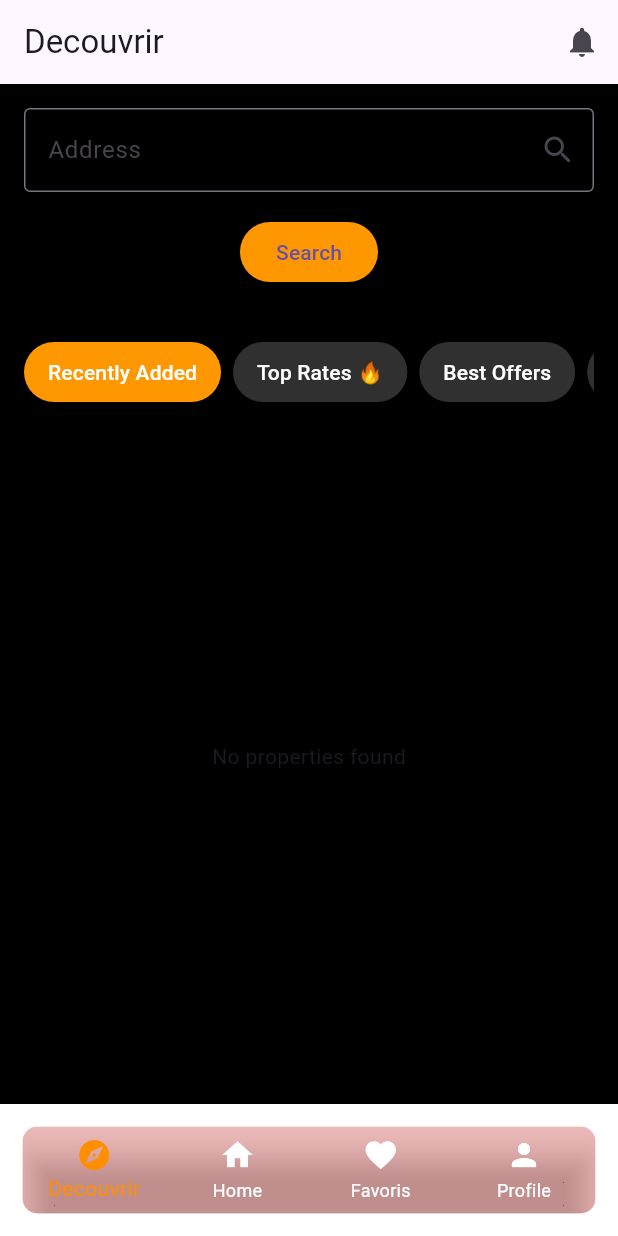
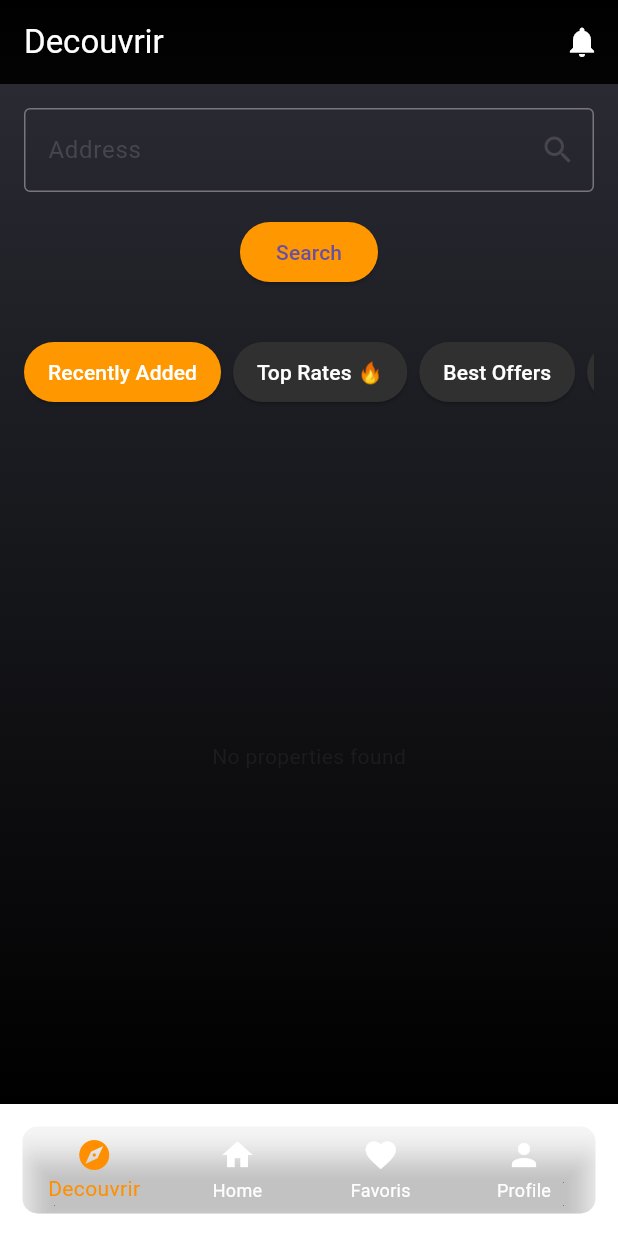
Before and after one commit to Dukent29/bookmi, a Flutter app: the UserLandingView screen opened directly, on a phone screen of 412 x 824 dp. Run offline on Flutter 3.47's test engine with Material 3 defaults, Android fonts, the phone set to English and light mode, and no system bars; our stand-ins replace image_picker, table_calendar; missing offline and left inert: universal_html; network calls fail.

```diff
--- a/lib/main.dart
+++ b/lib/main.dart
@@ -24,7 +24,7 @@ class MyApp extends StatelessWidget {
             title: 'Bookmi',
             theme: ThemeData(
               primarySwatch: Colors.blue,
-              scaffoldBackgroundColor:Color(0xEFEFEF), // Make scaffold background transparent
+              scaffoldBackgroundColor:Color(0xFF000000), // Make scaffold background transparent
             ),
             home: Stack(
               children: [
--- a/lib/views/decouvrir_page.dart
+++ b/lib/views/decouvrir_page.dart
@@ -53,19 +53,32 @@ class _DecouvrirPageState extends State<DecouvrirPage> {
   @override
   Widget build(BuildContext context) {
     return Scaffold(
-      backgroundColor: Colors.black,
+      backgroundColor: Colors.transparent,
       appBar: AppBar(
-        title: Text('Decouvrir'),
+        title: Text(
+          'Decouvrir',
+          style: TextStyle(color: Colors.white), // Set title color to white
+        ),
+        backgroundColor: Colors.transparent, // Make AppBar transparent
+        elevation: 0, // Remove shadow under AppBar
         actions: [
           IconButton(
-            icon: Icon(Icons.notifications),
+            icon: Icon(Icons.notifications, color: Colors.white), // Set icon color to white
             onPressed: () {
               // Handle notification icon tap
             },
           ),
         ],
       ),
-      body: Padding(
+      body: Container(
+        decoration: BoxDecoration(
+          gradient: LinearGradient(
+            colors: [Color(0xFF292A32), Color(0xFF000000)],
+            begin: Alignment.topCenter,
+            end: Alignment.bottomCenter,
+          ),
+        ),
+        child: Padding(
           padding: EdgeInsets.all(16.0),
           child: Column(
             crossAxisAlignment: CrossAxisAlignment.start,
@@ -156,7 +169,9 @@ class _DecouvrirPageState extends State<DecouvrirPage> {
             ],
           ),
         ),
+      ),
     );
+
   }
 }
 
@@ -168,7 +183,7 @@ class PropertyCard extends StatelessWidget {
   @override
   Widget build(BuildContext context) {
     return Card(
-      color: Colors.grey[850],
+      color: Color(0x57707070),
       margin: EdgeInsets.all(8.0),
       child: InkWell(
         onTap: () {
--- a/lib/views/user_landing_view.dart
+++ b/lib/views/user_landing_view.dart
@@ -50,7 +50,7 @@ class _UserLandingViewState extends State<UserLandingView> {
           borderRadius: BorderRadius.circular(10.0), // Border radius
           child: BottomNavigationBar(
             type: BottomNavigationBarType.fixed, // Ensures all items are displayed
-            backgroundColor: Color(0x4AD52525), // Background color
+            backgroundColor: Color(0x1FFFFFFF), // Background color
             unselectedItemColor: Colors.white, // Color of unselected items
             selectedItemColor: Colors.amber[800], // Color of selected item
             items: const <BottomNavigationBarItem>[
```
Also changed, not shown: lib/views/property_detail_page.dart (+41 -12 lines). Lines whose indentation alone changed are shown as unchanged.
